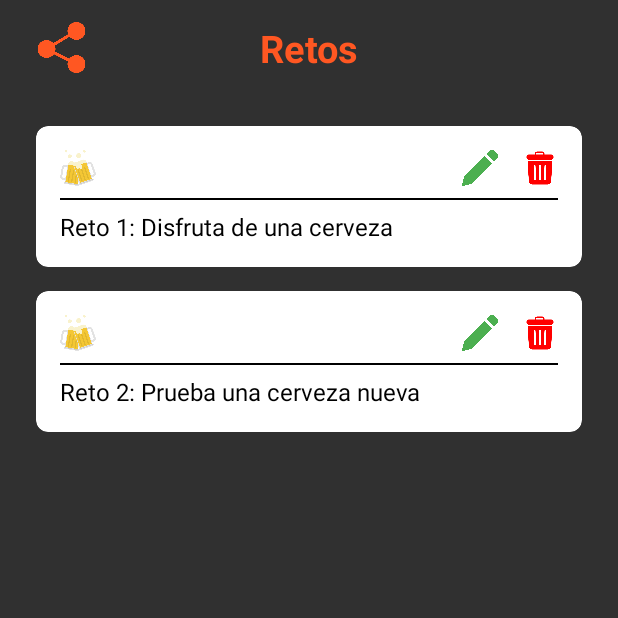
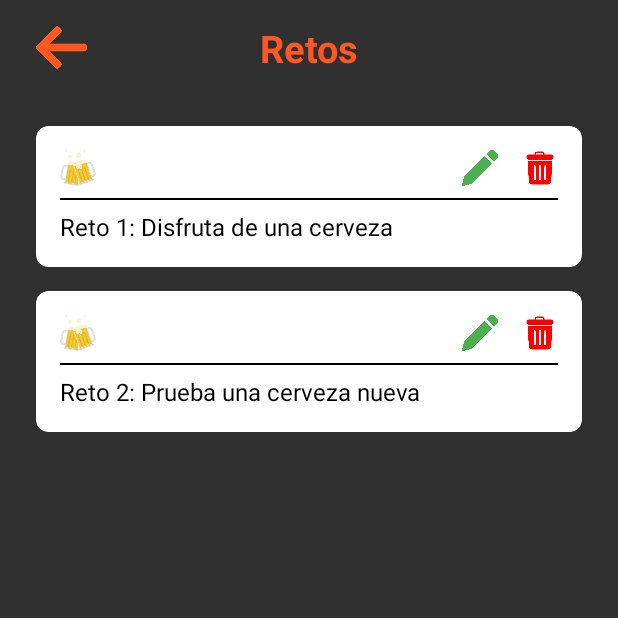
Before and after one commit to HenaoGiordy/equipo5, an Android app: the Challenge screen opened through its navigation route, on a phone screen of 412 x 824 dp, the top half of it. Run offline under Robolectric (Android 15) with nearby library versions, the light colour scheme and no system bars; our stand-ins replace data binding.

Commit message:
navigation backButton challenge

```diff
--- a/app/src/main/java/com/univalle/equipo5/view/Challenge.kt
+++ b/app/src/main/java/com/univalle/equipo5/view/Challenge.kt
@@ -7,6 +7,7 @@ import android.view.View
 import android.view.ViewGroup
 import android.view.animation.AnimationUtils
 import android.widget.Toast
+import androidx.navigation.fragment.findNavController
 import androidx.recyclerview.widget.LinearLayoutManager
 import com.univalle.equipo5.R
 import com.univalle.equipo5.databinding.FragmentChallengeBinding
@@ -66,6 +67,13 @@ class Challenge : Fragment() {
         binding.addChallenge.setOnClickListener {
             it.startAnimation(scaleAnimation)
         }
+
+        binding.backButton.setOnClickListener {
+            it.startAnimation(scaleAnimation)
+            // vuelve a homeMain
+            findNavController().navigate(R.id.action_challenge_to_homeMain)
+        }
+
     }
 
 
--- a/app/src/main/res/layout/fragment_challenge.xml
+++ b/app/src/main/res/layout/fragment_challenge.xml
@@ -18,7 +18,7 @@
             tools:listitem="@layout/item_challenge" />
 
         <androidx.appcompat.widget.Toolbar
-            android:id="@+id/toolbar"
+            android:id="@+id/toolbarChallenge"
             android:layout_width="match_parent"
             android:layout_height="wrap_content"
             android:background="@color/gray"
@@ -34,7 +34,7 @@
                 android:layout_width="50dp"
                 android:layout_height="50dp"
                 android:padding="8dp"
-                android:src="@drawable/share"
+                android:src="@drawable/flecha"
                 app:tint="@color/orange" />
 
             <TextView
--- a/app/src/main/res/navigation/nav_graph.xml
+++ b/app/src/main/res/navigation/nav_graph.xml
@@ -26,5 +26,8 @@
         android:id="@+id/challenge"
         android:name="com.univalle.equipo5.view.Challenge"
         android:label="Challenge" />
+        <action
+            android:id="@+id/action_challenge_to_homeMain"
+            app:destination="@+id/homeMain" />
 
 </navigation>
```
Also changed, not shown: app/src/main/res/drawable/flecha.png (added).
